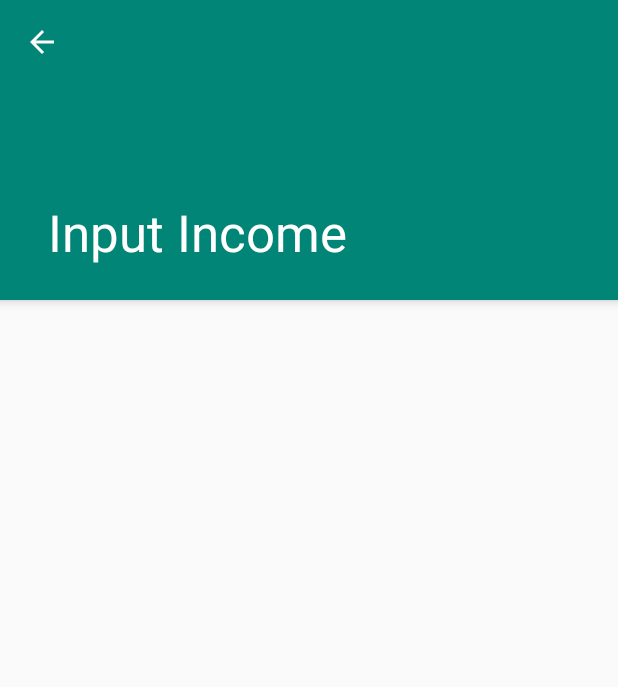
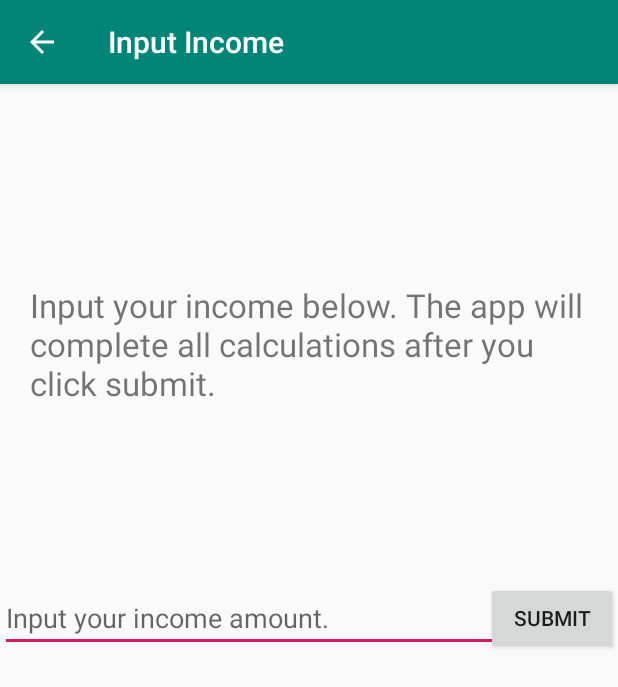
Before and after one commit to TreyPage/budget-backwards, an Android app: the screen it shows after launch (IncomeActivity), after a tap on an icon or button, on a phone screen of 412 x 824 dp. Shown: the top 687 px of the screen. Run offline under Robolectric (Android 15) with nearby library versions, the phone set to English and light mode, and no system bars.

Commit message:
added income input by user

```diff
--- a/app/src/main/java/io/github/treypage/budgetbackwards/IncomeActivity.java
+++ b/app/src/main/java/io/github/treypage/budgetbackwards/IncomeActivity.java
@@ -1,21 +1,46 @@
 package io.github.treypage.budgetbackwards;
 
+import android.content.Intent;
 import android.os.Bundle;
+import android.view.View;
+import android.widget.Button;
+import android.widget.TextView;
 import androidx.appcompat.app.ActionBar;
 import androidx.appcompat.app.AppCompatActivity;
 import androidx.appcompat.widget.Toolbar;
 
 public class IncomeActivity extends AppCompatActivity {
 
+  int userIncome;
+
   @Override
   protected void onCreate(Bundle savedInstanceState) {
     super.onCreate(savedInstanceState);
     setContentView(R.layout.activity_income);
-    Toolbar toolbar = findViewById(R.id.detail_toolbar);
+    Toolbar toolbar = findViewById(R.id.toolbar2);
     setSupportActionBar(toolbar);
     ActionBar actionBar = getSupportActionBar();
+
     if (actionBar != null) {
       actionBar.setDisplayHomeAsUpEnabled(true);
     }
+    Button submitIncomeButton = findViewById(R.id.submit_income);
+
+    submitIncomeButton.setOnClickListener(new View.OnClickListener() {
+      @Override
+      public void onClick(View view) {
+        final TextView userInput = findViewById(R.id.user_income);
+        String userInputString = userInput.getText().toString();
+        userIncome = Integer.parseInt(userInputString);
+
+        Intent intent = new Intent(view.getContext(), ItemListActivity.class);
+        intent.putExtra("userIncome", userIncome);
+        startActivity(intent);
+      }
+    });
+  }
+
+  public int getUserIncome() {
+    return userIncome;
   }
 }
--- a/app/src/main/java/io/github/treypage/budgetbackwards/ItemDetailActivity.java
+++ b/app/src/main/java/io/github/treypage/budgetbackwards/ItemDetailActivity.java
@@ -23,12 +23,14 @@ public class ItemDetailActivity extends AppCompatActivity {
     setContentView(R.layout.activity_item_detail);
     Toolbar toolbar = findViewById(R.id.detail_toolbar);
     setSupportActionBar(toolbar);
+    final int userIncome = getIntent().getIntExtra("userIncome", 0);
+
 
     FloatingActionButton fab = findViewById(R.id.money_sign);
     fab.setOnClickListener(new View.OnClickListener() {
       @Override
       public void onClick(View view) {
-        Snackbar.make(view, "Replace with your own detail action", Snackbar.LENGTH_LONG)
+        Snackbar.make(view, "Your income is: " + userIncome, Snackbar.LENGTH_LONG)
             .setAction("Action", null).show();
       }
     });
--- a/app/src/main/java/io/github/treypage/budgetbackwards/ItemListActivity.java
+++ b/app/src/main/java/io/github/treypage/budgetbackwards/ItemListActivity.java
@@ -12,7 +12,6 @@ import androidx.appcompat.app.AppCompatActivity;
 import androidx.appcompat.widget.Toolbar;
 import androidx.recyclerview.widget.RecyclerView;
 import com.google.android.material.floatingactionbutton.FloatingActionButton;
-import com.google.android.material.snackbar.Snackbar;
 import io.github.treypage.budgetbackwards.budget.BudgetContent;
 import io.github.treypage.budgetbackwards.budget.BudgetContent.BudgetItem;
 import java.util.List;
@@ -29,13 +28,14 @@ public class ItemListActivity extends AppCompatActivity {
    * Whether or not the activity is in two-pane mode, i.e. running on a tablet device.
    */
   private boolean mTwoPane;
+  private int userIncome;
 
   @Override
   protected void onCreate(Bundle savedInstanceState) {
     super.onCreate(savedInstanceState);
     setContentView(R.layout.activity_item_list);
-
     Toolbar toolbar = findViewById(R.id.toolbar);
+    userIncome = getIntent().getIntExtra("userIncome", 0);
     setSupportActionBar(toolbar);
     toolbar.setTitle(getTitle());
 
@@ -65,7 +65,7 @@ public class ItemListActivity extends AppCompatActivity {
     recyclerView.setAdapter(new SimpleItemRecyclerViewAdapter(this, BudgetContent.ITEMS, mTwoPane));
   }
 
-  public static class SimpleItemRecyclerViewAdapter
+  public class SimpleItemRecyclerViewAdapter
       extends RecyclerView.Adapter<SimpleItemRecyclerViewAdapter.ViewHolder> {
 
     private final ItemListActivity mParentActivity;
@@ -84,8 +84,10 @@ public class ItemListActivity extends AppCompatActivity {
               .replace(R.id.item_detail_container, fragment)
               .commit();
         } else {
+
           Context context = view.getContext();
           Intent intent = new Intent(context, ItemDetailActivity.class);
+          intent.putExtra("userIncome", userIncome);
           intent.putExtra(ItemDetailFragment.ARG_ITEM_ID, item.id);
 
           context.startActivity(intent);
--- a/app/src/main/res/layout/activity_income.xml
+++ b/app/src/main/res/layout/activity_income.xml
@@ -1,38 +1,71 @@
 <?xml version="1.0" encoding="utf-8"?>
-<androidx.coordinatorlayout.widget.CoordinatorLayout xmlns:android="http://schemas.android.com/apk/res/android"
+<androidx.constraintlayout.widget.ConstraintLayout xmlns:android="http://schemas.android.com/apk/res/android"
   xmlns:app="http://schemas.android.com/apk/res-auto"
   xmlns:tools="http://schemas.android.com/tools"
+  android:id="@+id/coordinatorLayout"
   android:layout_width="match_parent"
   android:layout_height="match_parent"
   android:fitsSystemWindows="true"
   tools:context=".IncomeActivity"
   tools:ignore="MergeRootFrame">
 
+  <Button
+    android:id="@+id/submit_income"
+    android:layout_width="wrap_content"
+    android:layout_height="wrap_content"
+    android:text="@string/submit"
+    app:layout_constraintBottom_toBottomOf="parent"
+    app:layout_constraintRight_toRightOf="parent"
+    app:layout_constraintTop_toTopOf="parent"/>
+
+
+  <EditText
+    android:id="@+id/user_income"
+    android:layout_width="match_parent"
+    android:layout_height="wrap_content"
+    android:hint="@string/user_income"
+    android:imeActionId="6"
+    android:imeOptions="actionUnspecified"
+    android:importantForAutofill="no"
+    android:inputType="numberDecimal"
+    android:maxLines="1"
+    android:singleLine="true"
+    app:layout_constraintBottom_toBottomOf="parent"
+    app:layout_constraintLeft_toLeftOf="parent"
+    app:layout_constraintRight_toRightOf="parent"
+    app:layout_constraintTop_toTopOf="parent"/>
+
+  <TextView
+    android:layout_width="match_parent"
+    android:layout_height="wrap_content"
+    android:padding="20dp"
+    android:text="@string/income_input_instruct"
+    android:textSize="22sp"
+    app:layout_constraintBottom_toBottomOf="parent"
+    app:layout_constraintTop_toTopOf="parent"
+    app:layout_constraintVertical_bias="0.24"
+    tools:layout_editor_absoluteX="16dp"/>
 
   <com.google.android.material.appbar.AppBarLayout
-    android:id="@+id/app_bar"
     android:layout_width="match_parent"
-    android:layout_height="@dimen/app_bar_height"
+    android:layout_height="wrap_content"
+    app:layout_constraintTop_toTopOf="parent"
     android:fitsSystemWindows="true"
     android:theme="@style/ThemeOverlay.AppCompat.Dark.ActionBar">
 
-    <com.google.android.material.appbar.CollapsingToolbarLayout
-      android:id="@+id/toolbar_layout"
+    <androidx.appcompat.widget.Toolbar
+      android:id="@+id/toolbar2"
       android:layout_width="match_parent"
-      android:layout_height="match_parent"
-      android:fitsSystemWindows="true"
-      app:contentScrim="?attr/colorPrimary"
-      app:toolbarId="@+id/toolbar">
-
-      <androidx.appcompat.widget.Toolbar
-        android:id="@+id/detail_toolbar"
-        android:layout_width="match_parent"
-        android:layout_height="?attr/actionBarSize"
-        app:layout_collapseMode="pin"
-        app:popupTheme="@style/ThemeOverlay.AppCompat.Light"/>
-
-    </com.google.android.material.appbar.CollapsingToolbarLayout>
+      android:layout_height="wrap_content"
+      android:background="?attr/colorPrimary"
+      android:minHeight="?attr/actionBarSize"
+      android:theme="@style/ThemeOverlay.AppCompat.Dark.ActionBar"
+      app:layout_constraintTop_toTopOf="parent"
+      app:title="@string/title_input_income"
+      tools:layout_editor_absoluteX="8dp"
+      />
 
   </com.google.android.material.appbar.AppBarLayout>
 
-</androidx.coordinatorlayout.widget.CoordinatorLayout>
+
+</androidx.constraintlayout.widget.ConstraintLayout>
--- a/app/src/main/res/values/strings.xml
+++ b/app/src/main/res/values/strings.xml
@@ -51,6 +51,9 @@
     completions."
   </string>
   <string name="title_input_income">Input Income</string>
+  <string name="user_income">Input your income amount.</string>
+  <string name="submit">Submit</string>
+  <string name="income_input_instruct">Input your income below. The app will complete all calculations after you click submit.</string>
   <string-array name="pref_example_list_titles">
     <item>Always</item>
     <item>When possible</item>
```
